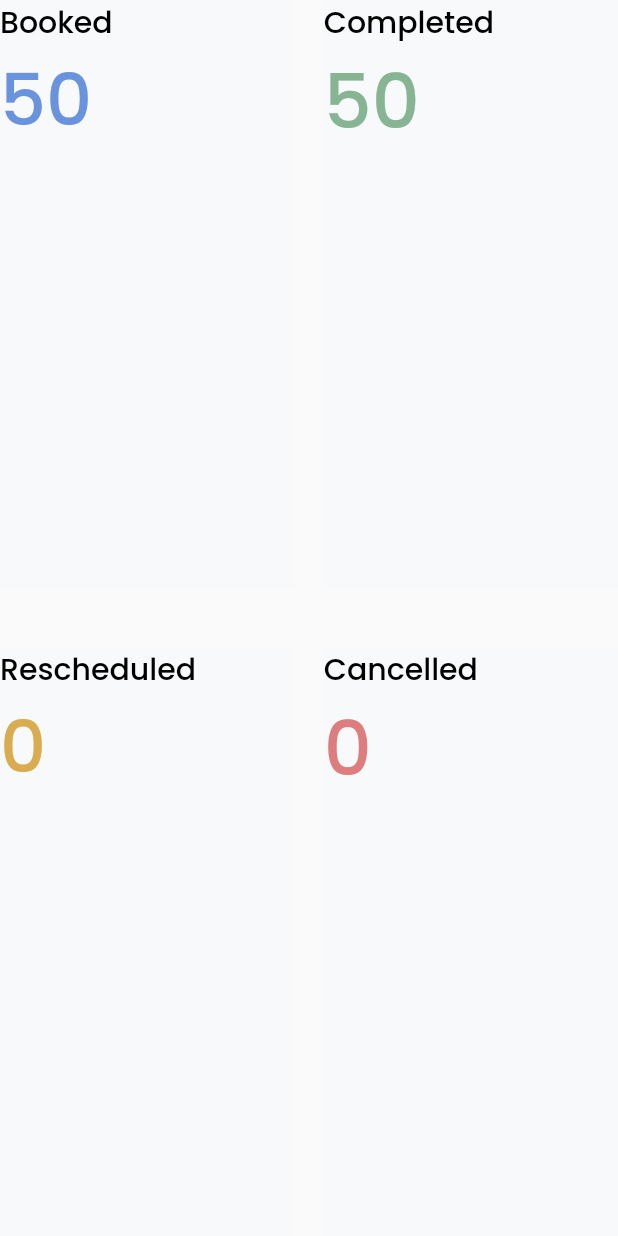
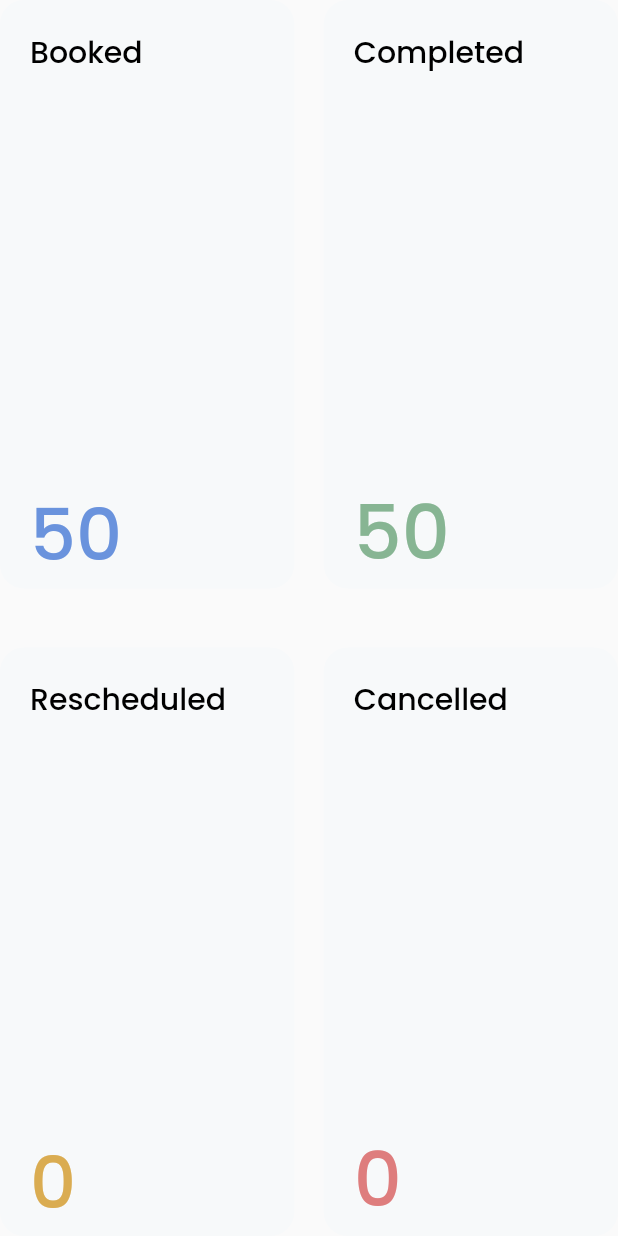
Before and after one commit to Book-cine/booksynation, a Flutter app: what buildFooterUpdates() shows on an empty page, opened directly, on a phone screen of 412 x 824 dp. Run offline on Flutter 3.47's test engine with Material 2 defaults, Android fonts, the phone set to English and light mode, and no system bars; our stand-ins replace flutter_svg.

Commit message:
v7.1 Manage Page Updates

```diff
--- a/booksynation/lib/web_pages/webmanage.dart
+++ b/booksynation/lib/web_pages/webmanage.dart
@@ -65,10 +65,13 @@ Widget buildHeaderVaccines() {
           Expanded(
             flex: 10,
             child: Container(
+              padding: EdgeInsets.only(left: 20, top: 20),
               decoration: BoxDecoration(
+                borderRadius: BorderRadius.circular(16),
                 color: Color(0xFFF7F9FA),
               ),
               child: Column(
+                mainAxisAlignment: MainAxisAlignment.spaceBetween,
                 children: [
                   Container(
                     child: Row(
@@ -114,10 +117,13 @@ Widget buildHeaderVaccines() {
           Expanded(
             flex: 10,
             child: Container(
+              padding: EdgeInsets.only(left: 20, top: 20),
               decoration: BoxDecoration(
+                borderRadius: BorderRadius.circular(16),
                 color: Color(0xFFF7F9FA),
               ),
               child: Column(
+                mainAxisAlignment: MainAxisAlignment.spaceBetween,
                 children: [
                   Container(
                     child: Row(
@@ -163,10 +169,13 @@ Widget buildHeaderVaccines() {
           Expanded(
             flex: 10,
             child: Container(
+              padding: EdgeInsets.only(left: 20, top: 20),
               decoration: BoxDecoration(
+                borderRadius: BorderRadius.circular(16),
                 color: Color(0xFFF7F9FA),
               ),
               child: Column(
+                mainAxisAlignment: MainAxisAlignment.spaceBetween,
                 children: [
                   Container(
                     child: Row(
@@ -212,10 +221,13 @@ Widget buildHeaderVaccines() {
           Expanded(
             flex: 10,
             child: Container(
+              padding: EdgeInsets.only(left: 20, top: 20),
               decoration: BoxDecoration(
+                borderRadius: BorderRadius.circular(16),
                 color: Color(0xFFF7F9FA),
               ),
               child: Column(
+                mainAxisAlignment: MainAxisAlignment.spaceBetween,
                 children: [
                   Container(
                     child: Row(
@@ -261,10 +273,13 @@ Widget buildHeaderVaccines() {
           Expanded(
             flex: 10,
             child: Container(
+              padding: EdgeInsets.only(left: 20, top: 20),
               decoration: BoxDecoration(
+                borderRadius: BorderRadius.circular(16),
                 color: Color(0xFFF7F9FA),
               ),
               child: Column(
+                mainAxisAlignment: MainAxisAlignment.spaceBetween,
                 children: [
                   Container(
                     child: Row(
@@ -331,10 +346,13 @@ Widget buildFooterUpdates() {
                         Expanded(
                           flex: 10,
                           child: Container(
+                            padding: EdgeInsets.only(left: 20, top: 20),
                             decoration: BoxDecoration(
+                              borderRadius: BorderRadius.circular(16),
                               color: Color(0xFFF7F9FA),
                             ),
                             child: Column(
+                              mainAxisAlignment: MainAxisAlignment.spaceBetween,
                               children: [
                                 Container(
                                   child: Row(
@@ -372,10 +390,13 @@ Widget buildFooterUpdates() {
                         Expanded(
                           flex: 10,
                           child: Container(
+                            padding: EdgeInsets.only(left: 20, top: 20),
                             decoration: BoxDecoration(
+                              borderRadius: BorderRadius.circular(16),
                               color: Color(0xFFF7F9FA),
                             ),
                             child: Column(
+                              mainAxisAlignment: MainAxisAlignment.spaceBetween,
                               children: [
                                 Container(
                                   child: Row(
@@ -429,10 +450,13 @@ Widget buildFooterUpdates() {
                         Expanded(
                           flex: 10,
                           child: Container(
+                            padding: EdgeInsets.only(left: 20, top: 20),
                             decoration: BoxDecoration(
+                              borderRadius: BorderRadius.circular(16),
                               color: Color(0xFFF7F9FA),
                             ),
                             child: Column(
+                              mainAxisAlignment: MainAxisAlignment.spaceBetween,
                               children: [
                                 Container(
                                   child: Row(
@@ -470,10 +494,13 @@ Widget buildFooterUpdates() {
                         Expanded(
                           flex: 10,
                           child: Container(
+                            padding: EdgeInsets.only(left: 20, top: 20),
                             decoration: BoxDecoration(
+                              borderRadius: BorderRadius.circular(16),
                               color: Color(0xFFF7F9FA),
                             ),
                             child: Column(
+                              mainAxisAlignment: MainAxisAlignment.spaceBetween,
                               children: [
                                 Container(
                                   child: Row(
```
